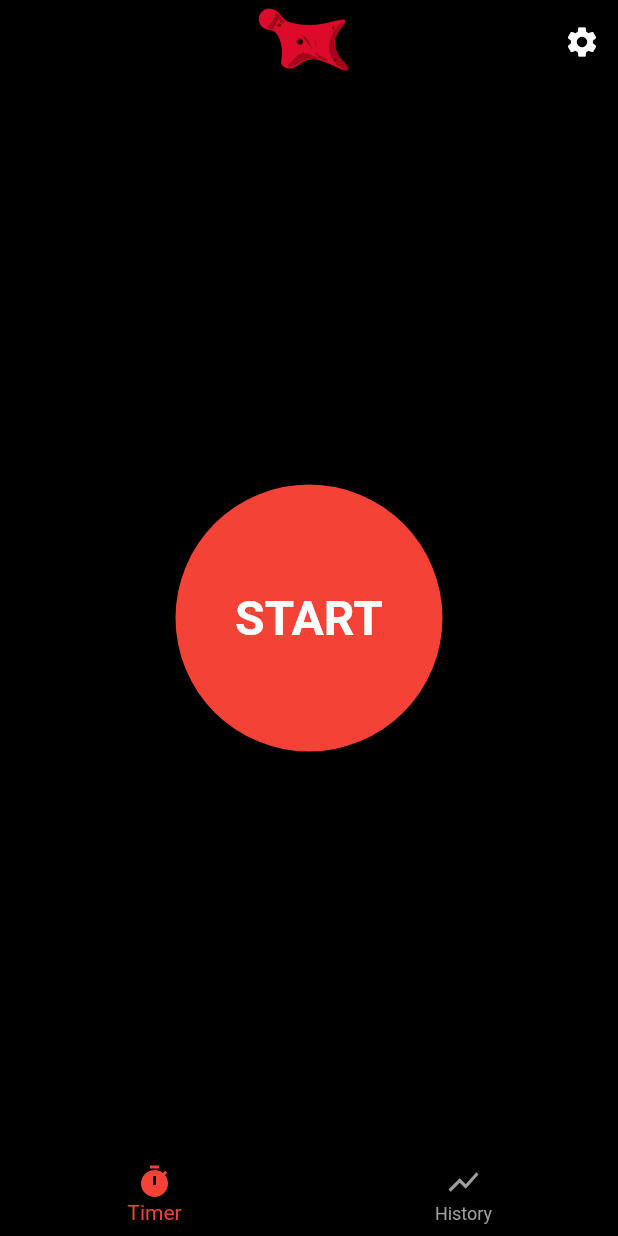
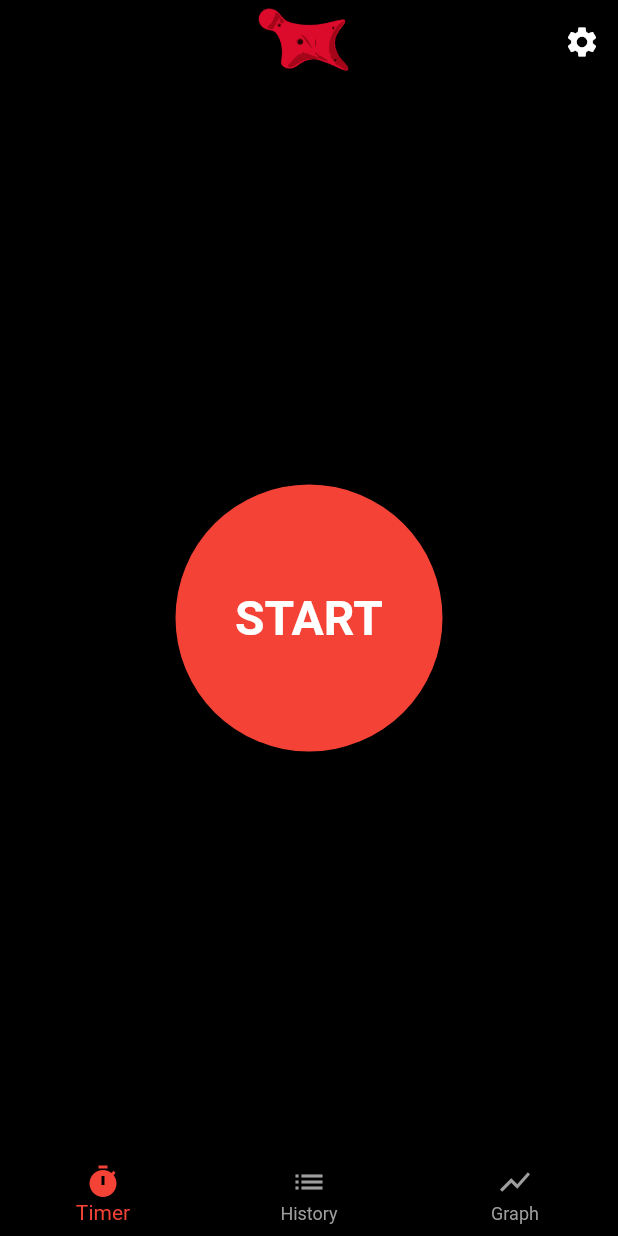
Before and after one commit to joscha0/speedclimb-stopwatch, a Flutter app: the screen it shows after launch, after a tap on "START", after a tap on "CANCEL", on a phone screen of 412 x 824 dp. Run offline on Flutter 3.47's test engine with Material 2 defaults, Android fonts, the light colour scheme and no system bars; our stand-ins replace audioplayers, flutter_riverpod, flutter_slidable, isar, riverpod_annotation, shimmer and 1 more; accounts and stored records are empty; generated files the repository leaves out were written again.

Commit message:
add seperate list view

```diff
--- /dev/null
+++ b/lib/views/graph_view.dart
@@ -0,0 +1,100 @@
+import 'package:flutter/material.dart';
+import 'package:flutter_riverpod/flutter_riverpod.dart';
+import 'package:flutter_slidable/flutter_slidable.dart';
+import 'package:intl/intl.dart';
+import 'package:speedclimbing/models/time_entry_model.dart';
+import 'package:speedclimbing/providers/time_entry_provider.dart';
+import 'package:speedclimbing/widgets/add_time_dialog.dart';
+import 'package:speedclimbing/widgets/confirm_delete_dialog.dart';
+import 'package:speedclimbing/widgets/placeholder_card.dart';
+import 'package:syncfusion_flutter_charts/charts.dart';
+
+class HistoryGraphView extends ConsumerWidget {
+  const HistoryGraphView({super.key});
+
+  @override
+  Widget build(BuildContext context, WidgetRef ref) {
+    final timeEntries = ref.watch(timeEntriesProvider);
+
+    return Scaffold(
+      body: SingleChildScrollView(
+        physics: const BouncingScrollPhysics(),
+        child: Padding(
+          padding: const EdgeInsets.all(8.0),
+          child: timeEntries.when(
+            data: (logs) => Column(
+              children: [
+                SizedBox(
+                  height: 300,
+                  child: SfCartesianChart(
+                      primaryXAxis: DateTimeAxis(),
+                      trackballBehavior: TrackballBehavior(
+                        enable: true,
+                        markerSettings: const TrackballMarkerSettings(
+                          color: Colors.red,
+                          markerVisibility: TrackballVisibilityMode.visible,
+                          height: 10,
+                          width: 10,
+                          borderWidth: 1,
+                          borderColor: Colors.white,
+                        ),
+                        hideDelay: 4000,
+                        activationMode: ActivationMode.singleTap,
+                        tooltipSettings: const InteractiveTooltip(
+                          format: 'point.x : point.y',
+                        ),
+                        shouldAlwaysShow: false,
+                      ),
+                      zoomPanBehavior: ZoomPanBehavior(
+                        zoomMode: ZoomMode.x,
+                        enablePinching: true,
+                        enablePanning: true,
+                        enableDoubleTapZooming: true,
+                        enableMouseWheelZooming: true,
+                        enableSelectionZooming: true,
+                      ),
+                      series: <LineSeries<TimeEntry, DateTime>>[
+                        LineSeries<TimeEntry, DateTime>(
+                          width: 4,
+                          color: Colors.red,
+                          dataSource: logs,
+                          xValueMapper: (TimeEntry log, _) => log.date,
+                          yValueMapper: (TimeEntry log, _) =>
+                              log.duration / 1000,
+                        )
+                      ]),
+                ),
+                const SizedBox(
+                  height: 100,
+                )
+              ],
+            ),
+            loading: () => Column(
+              children: [
+                const PlaceholderCard(
+                  width: double.infinity,
+                  height: 300,
+                  borderRadius: 20,
+                ),
+                ListView.builder(
+                  shrinkWrap: true,
+                  physics: const NeverScrollableScrollPhysics(),
+                  itemCount: 5,
+                  itemBuilder: (context, index) {
+                    return const PlaceholderCard(
+                      width: double.infinity,
+                      height: 70,
+                      borderRadius: 20,
+                    );
+                  },
+                ),
+              ],
+            ),
+            error: (error, stack) =>
+                Text('Error fetching logs: ${error.toString()}'),
+          ),
+        ),
+      ),
+    );
+  }
+}
--- a/lib/views/home_view.dart
+++ b/lib/views/home_view.dart
@@ -1,7 +1,8 @@
 import 'package:flutter/material.dart';
 import 'package:flutter_riverpod/flutter_riverpod.dart';
 import 'package:speedclimbing/providers/nav_provider.dart';
-import 'package:speedclimbing/views/history_view.dart';
+import 'package:speedclimbing/views/graph_view.dart';
+import 'package:speedclimbing/views/list_view.dart';
 import 'package:speedclimbing/views/settings_view.dart';
 import 'package:speedclimbing/views/timer_view.dart';
 
@@ -38,7 +39,8 @@ class HomeView extends ConsumerWidget {
           },
           children: const [
             TimerView(),
-            HistoryView(),
+            HistoryListView(),
+            HistoryGraphView(),
           ],
         ),
         bottomNavigationBar: BottomNavigationBar(
@@ -55,7 +57,11 @@ class HomeView extends ConsumerWidget {
               label: 'Timer',
             ),
             BottomNavigationBarItem(
-                icon: Icon(Icons.show_chart), label: 'History'),
+              icon: Icon(Icons.list),
+              label: 'History',
+            ),
+            BottomNavigationBarItem(
+                icon: Icon(Icons.show_chart), label: 'Graph'),
           ],
         ));
   }
--- a/lib/views/history_view.dart
+++ b/lib/views/list_view.dart
@@ -9,8 +9,8 @@ import 'package:speedclimbing/widgets/confirm_delete_dialog.dart';
 import 'package:speedclimbing/widgets/placeholder_card.dart';
 import 'package:syncfusion_flutter_charts/charts.dart';
 
-class HistoryView extends ConsumerWidget {
-  const HistoryView({super.key});
+class HistoryListView extends ConsumerWidget {
+  const HistoryListView({super.key});
 
   @override
   Widget build(BuildContext context, WidgetRef ref) {
@@ -23,7 +23,7 @@ class HistoryView extends ConsumerWidget {
               context: context,
               barrierDismissible: false, // user must tap button!
               builder: (context) {
-                return AddTimeDialog();
+                return const AddTimeDialog();
               });
         },
         backgroundColor: Colors.red,
@@ -41,46 +41,6 @@ class HistoryView extends ConsumerWidget {
           child: timeEntries.when(
             data: (logs) => Column(
               children: [
-                SizedBox(
-                  height: 300,
-                  child: SfCartesianChart(
-                      primaryXAxis: DateTimeAxis(),
-                      trackballBehavior: TrackballBehavior(
-                        enable: true,
-                        markerSettings: const TrackballMarkerSettings(
-                          color: Colors.red,
-                          markerVisibility: TrackballVisibilityMode.visible,
-                          height: 10,
-                          width: 10,
-                          borderWidth: 1,
-                          borderColor: Colors.white,
-                        ),
-                        hideDelay: 4000,
-                        activationMode: ActivationMode.singleTap,
-                        tooltipSettings: const InteractiveTooltip(
-                          format: 'point.x : point.y',
-                        ),
-                        shouldAlwaysShow: false,
-                      ),
-                      zoomPanBehavior: ZoomPanBehavior(
-                        zoomMode: ZoomMode.x,
-                        enablePinching: true,
-                        enablePanning: true,
-                        enableDoubleTapZooming: true,
-                        enableMouseWheelZooming: true,
-                        enableSelectionZooming: true,
-                      ),
-                      series: <LineSeries<TimeEntry, DateTime>>[
-                        LineSeries<TimeEntry, DateTime>(
-                          width: 4,
-                          color: Colors.red,
-                          dataSource: logs,
-                          xValueMapper: (TimeEntry log, _) => log.date,
-                          yValueMapper: (TimeEntry log, _) =>
-                              log.duration / 1000,
-                        )
-                      ]),
-                ),
                 ListView.builder(
                   shrinkWrap: true,
                   physics: const NeverScrollableScrollPhysics(),
@@ -93,7 +53,7 @@ class HistoryView extends ConsumerWidget {
                           borderRadius: BorderRadius.circular(20),
                           child: Slidable(
                             endActionPane: ActionPane(
-                              motion: DrawerMotion(),
+                              motion: const DrawerMotion(),
                               children: [
                                 SlidableAction(
                                   onPressed: (context) async {
```
Also changed, not shown: pubspec.lock.
